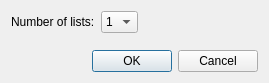
First picture: the form in options.ui, repository HappySeaFox/tht, before the edit.
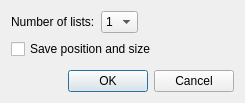
Second picture: the form after the edit.

Commit message: Option to save position and size

```diff
--- a/options.ui
+++ b/options.ui
@@ -6,8 +6,8 @@
    <rect>
     <x>0</x>
     <y>0</y>
-    <width>269</width>
-    <height>83</height>
+    <width>245</width>
+    <height>103</height>
    </rect>
   </property>
   <property name="windowTitle">
@@ -67,7 +67,7 @@
      </item>
     </layout>
    </item>
-   <item row="1" column="0">
+   <item row="2" column="0">
     <spacer name="verticalSpacer">
      <property name="orientation">
       <enum>Qt::Vertical</enum>
@@ -80,7 +80,7 @@
      </property>
     </spacer>
    </item>
-   <item row="2" column="0">
+   <item row="3" column="0">
     <widget class="QDialogButtonBox" name="buttonBox">
      <property name="orientation">
       <enum>Qt::Horizontal</enum>
@@ -90,6 +90,13 @@
      </property>
     </widget>
    </item>
+   <item row="1" column="0">
+    <widget class="QCheckBox" name="checkSave">
+     <property name="text">
+      <string>Save position and size</string>
+     </property>
+    </widget>
+   </item>
   </layout>
  </widget>
  <tabstops>
```
Left out of the diff: 1 changed line with no effect on the pictures. The commit also changes 3 other files.
